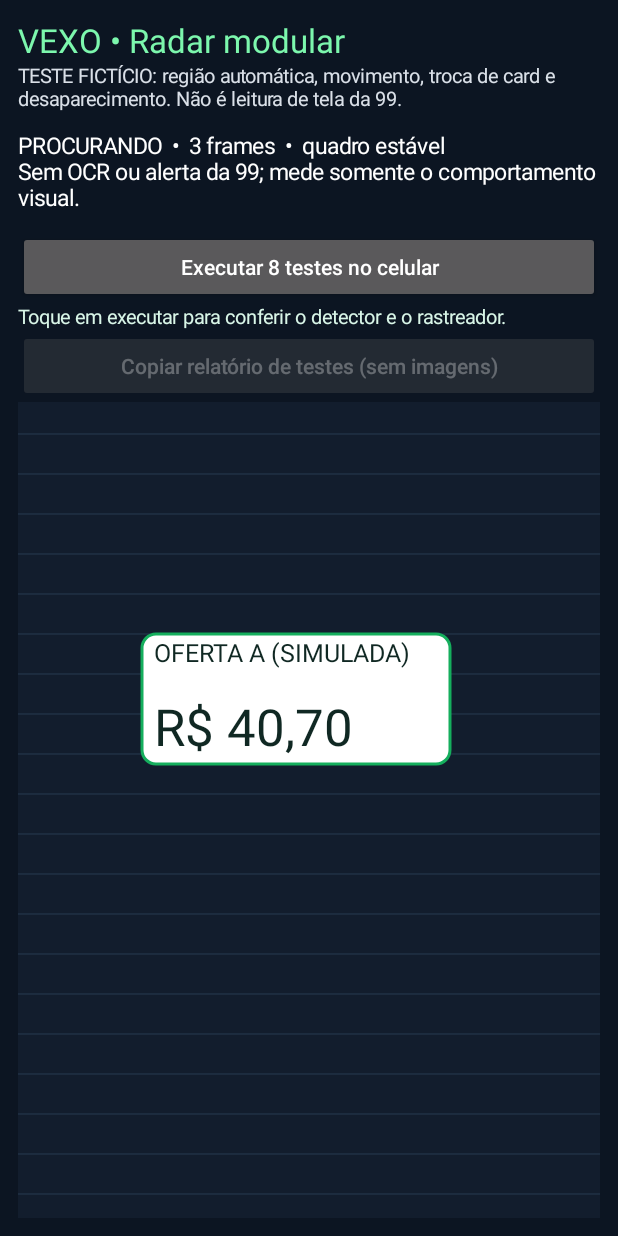
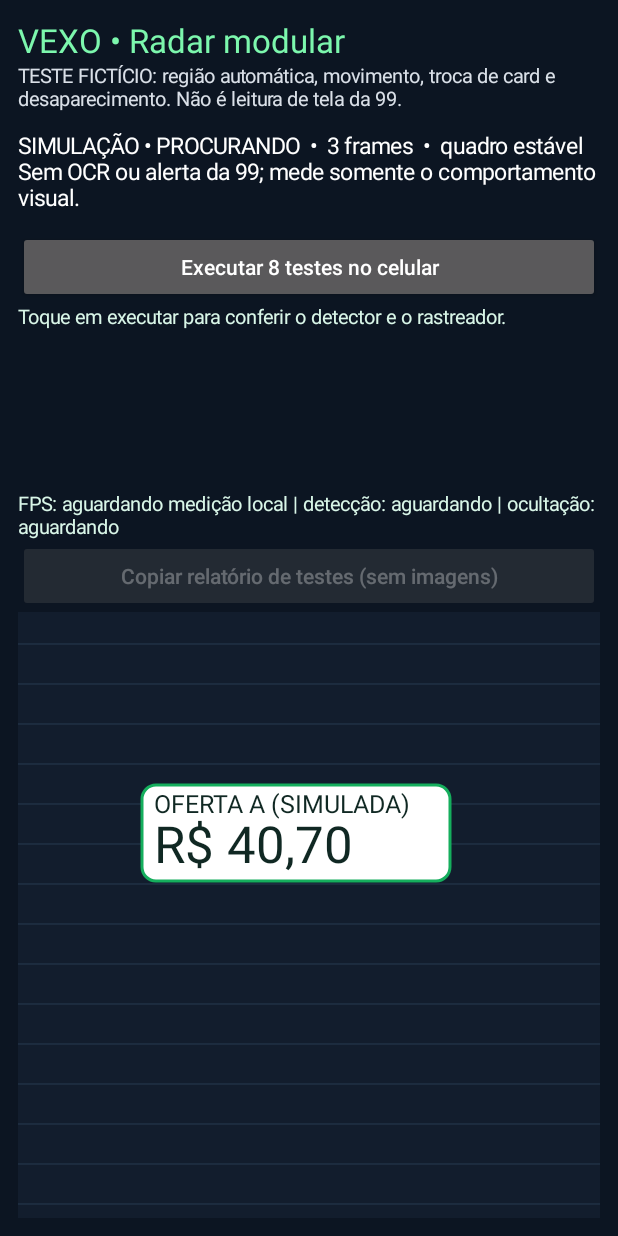
Before and after one commit to wayluloli-beep/vexo-mlkit-lab, an Android app: the VisualRadarLabActivity screen opened directly, with no data from a screen before it, on a phone screen of 412 x 824 dp. Run offline under Robolectric (Android 15) with nearby library versions, the phone set to English and light mode, and no system bars.

Commit message:
feat(agent7): show measured synthetic radar FPS and visibility timings in APK lab

```diff
--- a/app/src/main/java/com/vexo/mlkitlab/VisualRadarLabActivity.java
+++ b/app/src/main/java/com/vexo/mlkitlab/VisualRadarLabActivity.java
@@ -15,6 +15,7 @@ import android.view.Gravity;
 import android.view.View;
 import android.widget.LinearLayout;
 import android.widget.TextView;
+import android.widget.ScrollView;
 
 /**
  * Visible experiment of modular adaptive region discovery and tracking.
@@ -23,7 +24,7 @@ import android.widget.TextView;
  * Uses the same detector/tracker code that will later be integrated by Dev.
  */
 public final class VisualRadarLabActivity extends Activity {
-    private TextView status, testResults;
+    private TextView status, testResults, metrics;
     private RadarView radar;
     private RadarSelfTest.Report latestReport;
 
@@ -56,7 +57,14 @@ public final class VisualRadarLabActivity extends Activity {
         testResults.setTextColor(0xffd9f6e8);
         testResults.setTextSize(13);
         testResults.setText("Toque em executar para conferir o detector e o rastreador.");
-        root.addView(testResults);
+        ScrollView resultScroll=new ScrollView(this);
+        resultScroll.addView(testResults);
+        root.addView(resultScroll,new LinearLayout.LayoutParams(-1,(int)(125*getResources().getDisplayMetrics().density)));
+        metrics=new TextView(this);
+        metrics.setTextColor(0xffd9f6e8);
+        metrics.setTextSize(13);
+        metrics.setText("FPS: aguardando medição local | detecção: aguardando | ocultação: aguardando");
+        root.addView(metrics);
         Button copy=new Button(this);
         copy.setText("Copiar relatório de testes (sem imagens)");
         copy.setAllCaps(false);
@@ -91,12 +99,14 @@ public final class VisualRadarLabActivity extends Activity {
         private final Paint p=new Paint(3);
         private final AdaptiveCardRegionDetector finder=new AdaptiveCardRegionDetector();
         private final FastCardVisualTracker tracker=new FastCardVisualTracker();
-        private long startedAt, frames, lastStatusAt;
+        private long startedAt, frames, lastStatusAt, windowAt, windowFrames;
+        private long appearedAt=-1, hiddenAt=-1, detectedDelay=-1, hideDelay=-1;
+        private boolean previousCard, previousVisible;
         private boolean started, running=true;
 
         RadarView(){super(VisualRadarLabActivity.this);}
         void stop(){running=false;finder.reset();tracker.reset();}
-        void restart(){running=true;started=false;startedAt=0;frames=0;lastStatusAt=0;invalidate();}
+        void restart(){running=true;started=false;startedAt=0;frames=0;lastStatusAt=0;windowAt=0;windowFrames=0;appearedAt=-1;hiddenAt=-1;detectedDelay=-1;hideDelay=-1;previousCard=false;previousVisible=false;invalidate();}
 
         @Override protected void onDraw(Canvas canvas) {
             super.onDraw(canvas);
@@ -115,6 +125,9 @@ public final class VisualRadarLabActivity extends Activity {
                 cx+=(int)(12*Math.sin((now-startedAt)/520.0));
                 cy+=(int)(8*Math.sin((now-startedAt)/460.0));
             }
+            if(card && !previousCard)appearedAt=now;
+            if(!card && previousCard)hiddenAt=now;
+            previousCard=card;
             SyntheticPixels pixels=new SyntheticPixels(w,h,cx,cy,cw,ch,card,second);
             if(!finder.isArmed()){
                 finder.armOnVerifiedNonOffer(new SyntheticPixels(w,h,0,0,0,0,false,false));
@@ -132,6 +145,10 @@ public final class VisualRadarLabActivity extends Activity {
                 matched=tracker.inspect(pixels,now);
             }
 
+            boolean visible=matched!=null&&matched.present;
+            if(visible && !previousVisible && appearedAt>=0)detectedDelay=now-appearedAt;
+            if(!visible && previousVisible && hiddenAt>=0)hideDelay=now-hiddenAt;
+            previousVisible=visible;
             canvas.drawColor(0xff121d2d);
             p.setColor(0xff263a51);
             for(int yy=32;yy<h;yy+=40)canvas.drawLine(0,yy,w,yy,p);
@@ -161,13 +178,23 @@ public final class VisualRadarLabActivity extends Activity {
                 p.setStyle(Paint.Style.FILL);
             }
             frames++;
+            windowFrames++;
+            if(windowAt==0)windowAt=now;
             if(now-lastStatusAt>250) {
                 lastStatusAt=now;
                 String label=matched!=null&&matched.present?"RASTREANDO":
                     region.suspiciousRegion?"DETECTOU REGIÃO":"PROCURANDO";
-                status.setText(label+"  •  "+frames+" frames  •  "+
+                status.setText("SIMULAÇÃO • "+label+"  •  "+frames+" frames  •  "+
                     (region.changedSinceLastFrame?"mudança visual":"quadro estável")+
                     "\nSem OCR ou alerta da 99; mede somente o comportamento visual.");
+                if(now-windowAt>=1000){
+                    double fps=windowFrames*1000.0/(now-windowAt);
+                    metrics.setText(String.format(java.util.Locale.US,
+                        "FPS desenhado (medido): %.1f | card→detecção: %s | sumiço→ocultar: %s\\nOCR: NÃO EXECUTADO • leitura incerta: NÃO APLICÁVEL • alertas reais: DESATIVADOS",
+                        fps,detectedDelay<0?"aguardando":detectedDelay+" ms",
+                        hideDelay<0?"aguardando":hideDelay+" ms"));
+                    windowAt=now;windowFrames=0;
+                }
             }
             postInvalidateDelayed(33); // request, NOT a promise of 30 actual FPS
         }
```
